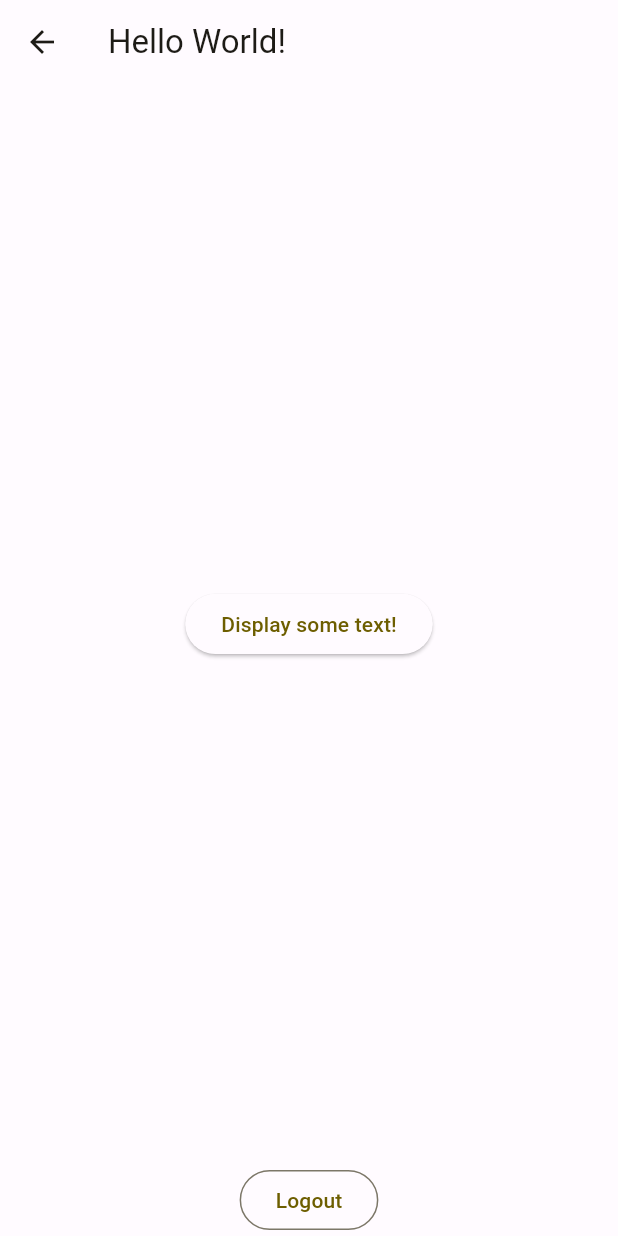
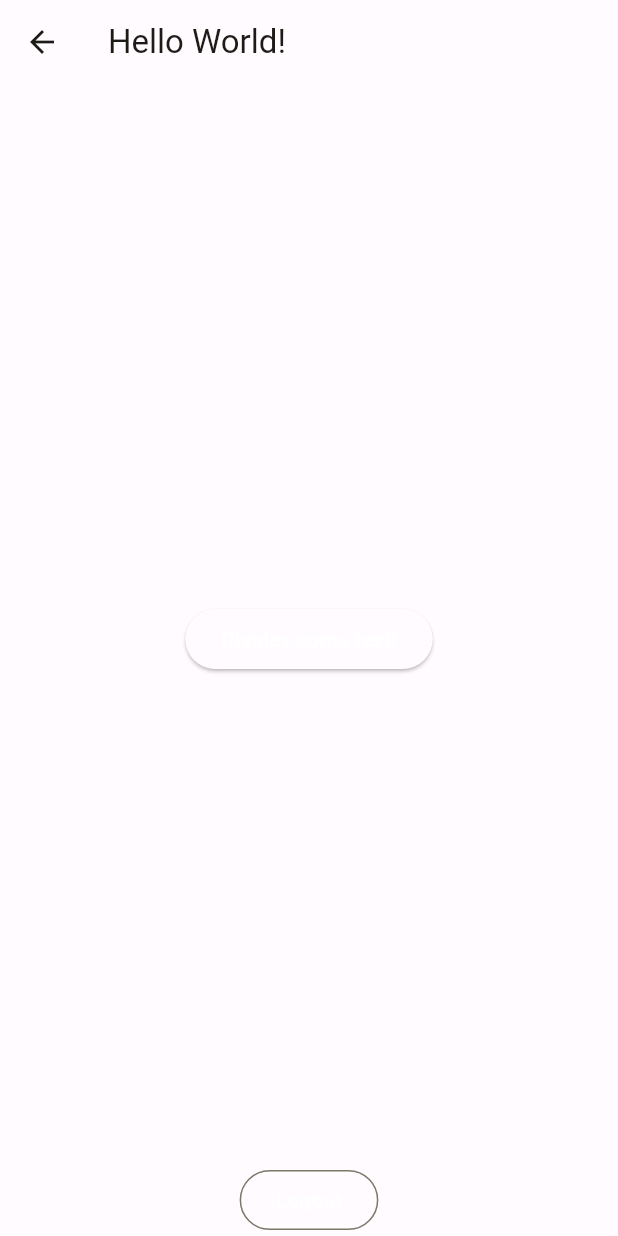
Before and after one commit to buidinhnha2000/n-wallet, a Flutter app: the HomeScreen screen opened by its route, on a phone screen of 412 x 824 dp. Run offline on Flutter 3.47's test engine with Material 2 defaults, Android fonts, the light colour scheme and no system bars; our stand-ins replace dio, equatable, flutter_bloc, freezed_annotation, get_it, hydrated_bloc; generated files the repository leaves out were written again.

Commit message:
import_appColor

```diff
--- a/lib/screens/home/home_screen.dart
+++ b/lib/screens/home/home_screen.dart
@@ -21,6 +21,7 @@ class HomeScreen extends StatelessWidget {
       body: SafeArea(
         child: Column(
           children: [
+            const SizedBox(height: 20,),
             Expanded(
               child: BlocProvider<HomeBloc>(
                 create: (context) => HomeBloc(context.read()),
@@ -38,7 +39,7 @@ class HomeScreen extends StatelessWidget {
                     context, AppRoutes.login, (route) => false);
               },
               child: const Text('Logout'),
-            )
+            ),
           ],
         ),
       ),
--- a/lib/theme/color_schemes.dart
+++ b/lib/theme/color_schemes.dart
@@ -2,9 +2,9 @@ import 'package:flutter/material.dart';
 
 const lightColorScheme = ColorScheme(
   brightness: Brightness.light,
-  primary: Color(0xFF6D5E00),
+  primary: Color(0xFFFFFFFF),
   onPrimary: Color(0xFFFFFFFF),
-  primaryContainer: Color(0xFFFBE365),
+  primaryContainer: Color(0xFFFFFFFF),
   onPrimaryContainer: Color(0xFF211B00),
   secondary: Color(0xFF655E40),
   onSecondary: Color(0xFFFFFFFF),
@@ -36,10 +36,10 @@ const lightColorScheme = ColorScheme(
 
 const darkColorScheme = ColorScheme(
   brightness: Brightness.dark,
-  primary: Color(0xFFDEC74C),
-  onPrimary: Color(0xFF393000),
-  primaryContainer: Color(0xFF524700),
-  onPrimaryContainer: Color(0xFFFBE365),
+  primary: Color(0xFF1D1B16),
+  onPrimary: Color(0xFF1D1B16),
+  primaryContainer: Color(0xFF1D1B16),
+  onPrimaryContainer: Color(0xFF1D1B16),
   secondary: Color(0xFFD0C7A2),
   onSecondary: Color(0xFF363016),
   secondaryContainer: Color(0xFF4D472B),
```
Also changed, not shown: lib/theme/app_color.dart (added, +38 -0 lines), 3 other files.
